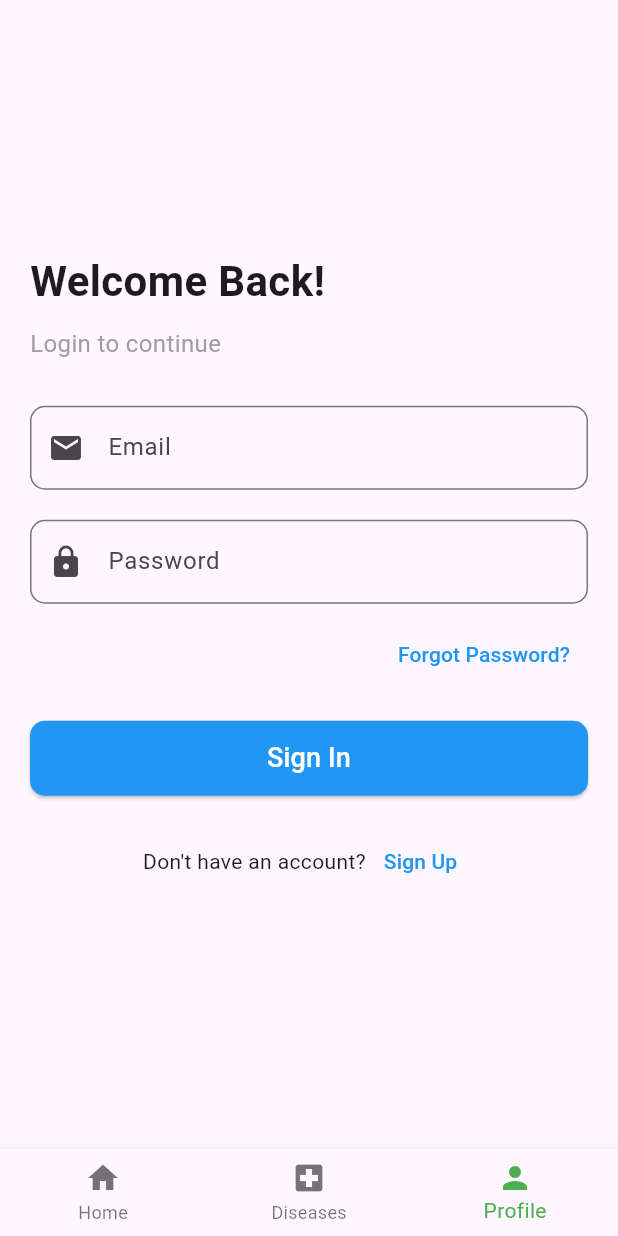
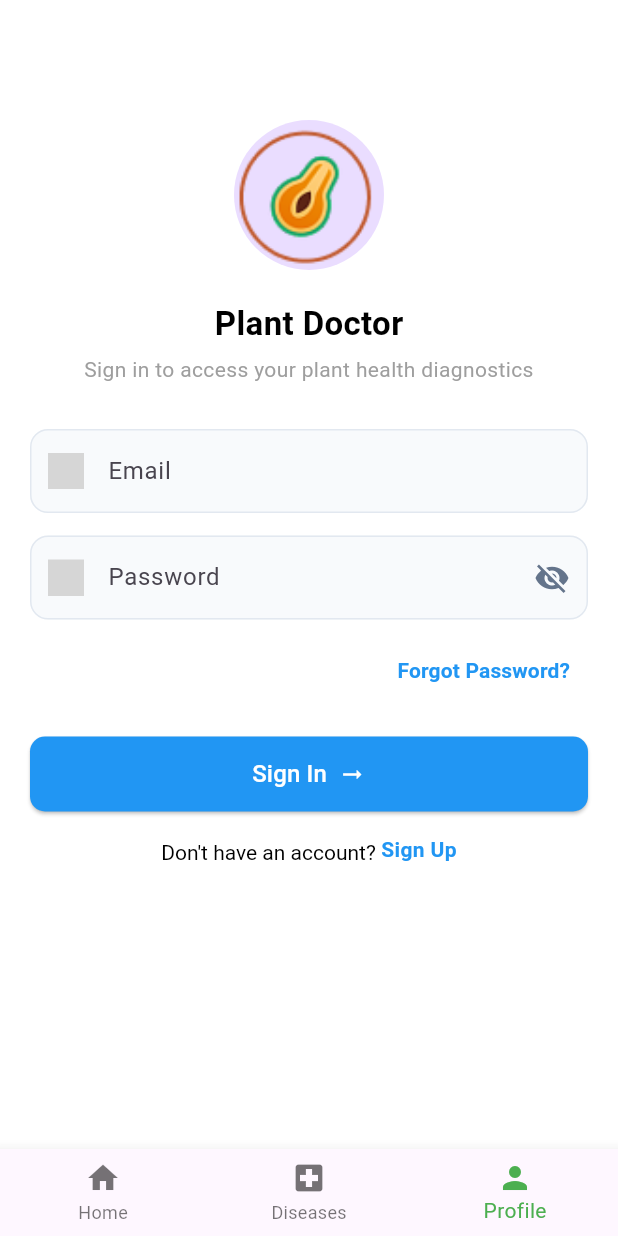
Before and after one commit to IT21161056/Papaya-Buddy, a Flutter app: the screen it shows after launch, item 3 of the bottom bar chosen, on a phone screen of 412 x 824 dp. Run offline on Flutter 3.47's test engine with Material 3 defaults, Android fonts, the phone set to English and light mode, and no system bars; our stand-ins replace carousel_slider, flutter_svg, image_picker; grey boxes are pictures that could not be loaded.

Commit message:
feat: recreate login screen

```diff
--- a/mobile_app/lib/views/auth/login_view.dart
+++ b/mobile_app/lib/views/auth/login_view.dart
@@ -1,4 +1,5 @@
 import 'package:flutter/material.dart';
+import 'package:flutter_svg/flutter_svg.dart';
 
 class LoginView extends StatefulWidget {
   const LoginView({super.key});
@@ -11,52 +12,128 @@ class _LoginViewState extends State<LoginView> {
   final TextEditingController _emailController = TextEditingController();
   final TextEditingController _passwordController = TextEditingController();
 
+  bool _isPasswordVisible = false;
+
+  void _signIn() {
+    // Handle sign-in logic
+    ScaffoldMessenger.of(context).showSnackBar(
+      const SnackBar(content: Text('Sign In Successful!')),
+    );
+    Navigator.pushReplacementNamed(context, '/home');
+  }
+
   @override
   Widget build(BuildContext context) {
     return Scaffold(
+      backgroundColor: Colors.white,
       body: Padding(
-        padding: const EdgeInsets.all(20.0),
+        padding: const EdgeInsets.all(20),
         child: Column(
-          mainAxisAlignment: MainAxisAlignment.center,
-          crossAxisAlignment: CrossAxisAlignment.start,
+          crossAxisAlignment: CrossAxisAlignment.center,
           children: [
+            const SizedBox(height: 60),
+
+            // Profile Image
+            CircleAvatar(
+              radius: 50,
+              backgroundImage: AssetImage('assets/papaya.png'),
+            ),
+
+            const SizedBox(height: 20),
+
+            // Title
             const Text(
-              "Welcome Back!",
-              style: TextStyle(fontSize: 28, fontWeight: FontWeight.bold),
+              "Plant Doctor",
+              style: TextStyle(
+                fontSize: 22,
+                fontWeight: FontWeight.bold,
+                color: Colors.black,
               ),
-            const SizedBox(height: 10),
+            ),
+
+            const SizedBox(height: 5),
+
+            // Subtitle
             const Text(
-              "Login to continue",
-              style: TextStyle(fontSize: 16, color: Colors.grey),
+              "Sign in to access your plant health diagnostics",
+              textAlign: TextAlign.center,
+              style: TextStyle(fontSize: 14, color: Colors.grey),
             ),
+
             const SizedBox(height: 30),
 
             // Email Field
             TextField(
               controller: _emailController,
-              keyboardType: TextInputType.emailAddress,
               decoration: InputDecoration(
-                labelText: "Email",
-                prefixIcon: const Icon(Icons.email),
-                border: OutlineInputBorder(
-                  borderRadius: BorderRadius.circular(10),
+                prefixIcon: Padding(
+                  padding: const EdgeInsets.all(12),
+                  child: SvgPicture.asset(
+                    'assets/icons/lucide_mail.svg',
+                    height: 18,
+                    width: 18,
+                    color: const Color(0xFF64748B),
+                  ),
+                ),
+                hintText: "Email",
+                filled: true,
+                fillColor: const Color(0xFFF8FAFC),
+                enabledBorder: OutlineInputBorder(
+                  borderRadius: BorderRadius.circular(12),
+                  borderSide: const BorderSide(color: Color(0xFFE2E8F0)),
+                ),
+                focusedBorder: OutlineInputBorder(
+                  borderRadius: BorderRadius.circular(12),
+                  borderSide:
+                      const BorderSide(color: Color(0xFFE2E8F0), width: 2),
                 ),
               ),
             ),
-            const SizedBox(height: 20),
+
+            const SizedBox(height: 15),
 
             // Password Field
             TextField(
               controller: _passwordController,
-              obscureText: true,
+              obscureText: !_isPasswordVisible,
               decoration: InputDecoration(
-                labelText: "Password",
-                prefixIcon: const Icon(Icons.lock),
-                border: OutlineInputBorder(
-                  borderRadius: BorderRadius.circular(10),
+                prefixIcon: Padding(
+                  padding: const EdgeInsets.all(12),
+                  child: SvgPicture.asset(
+                    'assets/icons/lucide_lock.svg',
+                    height: 18,
+                    width: 18,
+                    color: const Color(0xFF64748B),
+                  ),
+                ),
+                suffixIcon: IconButton(
+                  icon: Icon(
+                    _isPasswordVisible
+                        ? Icons.visibility
+                        : Icons.visibility_off,
+                    color: const Color(0xFF64748B),
+                  ),
+                  onPressed: () {
+                    setState(() {
+                      _isPasswordVisible = !_isPasswordVisible;
+                    });
+                  },
+                ),
+                hintText: "Password",
+                filled: true,
+                fillColor: const Color(0xFFF8FAFC),
+                enabledBorder: OutlineInputBorder(
+                  borderRadius: BorderRadius.circular(12),
+                  borderSide: const BorderSide(color: Color(0xFFE2E8F0)),
+                ),
+                focusedBorder: OutlineInputBorder(
+                  borderRadius: BorderRadius.circular(12),
+                  borderSide:
+                      const BorderSide(color: Color(0xFFE2E8F0), width: 2),
                 ),
               ),
             ),
+
             const SizedBox(height: 10),
 
             // Forgot Password
@@ -64,53 +141,67 @@ class _LoginViewState extends State<LoginView> {
               alignment: Alignment.centerRight,
               child: TextButton(
                 onPressed: () {
-                  // Forgot password logic
+                  // Forgot password action
                 },
                 child: const Text(
                   "Forgot Password?",
-                  style: TextStyle(color: Colors.blue),
+                  style: TextStyle(
+                    color: Colors.blue,
+                    fontWeight: FontWeight.bold,
                   ),
                 ),
               ),
+            ),
+
             const SizedBox(height: 20),
 
             // Sign In Button
-            SizedBox(
-              width: double.infinity,
-              height: 50,
-              child: ElevatedButton(
-                onPressed: () {
-                  Navigator.pushNamed(context, '/login');
-                },
+            ElevatedButton(
               style: ElevatedButton.styleFrom(
                 backgroundColor: Colors.blue,
+                minimumSize: const Size(double.infinity, 50),
                 shape: RoundedRectangleBorder(
                   borderRadius: BorderRadius.circular(10),
                 ),
               ),
-                child: const Text(
+              onPressed: _signIn,
+              child: const Row(
+                mainAxisAlignment: MainAxisAlignment.center,
+                children: [
+                  Text(
                     "Sign In",
-                  style: TextStyle(fontSize: 18, color: Colors.white),
+                    style: TextStyle(fontSize: 16, color: Colors.white),
+                  ),
+                  SizedBox(width: 8),
+                  Icon(Icons.arrow_right_alt, color: Colors.white),
+                ],
               ),
             ),
-            ),
-            const SizedBox(height: 20),
+
+            const SizedBox(height: 15),
 
             // Sign Up Link
-            Row(
-              mainAxisAlignment: MainAxisAlignment.center,
+            RichText(
+              text: TextSpan(
+                text: "Don't have an account? ",
+                style: const TextStyle(color: Colors.black),
                 children: [
-                const Text("Don't have an account?"),
-                TextButton(
-                  onPressed: () {
+                  WidgetSpan(
+                    child: GestureDetector(
+                      onTap: () {
                         Navigator.pushNamed(context, '/signup');
                       },
                       child: const Text(
                         "Sign Up",
-                    style: TextStyle(color: Colors.blue),
+                        style: TextStyle(
+                          color: Colors.blue,
+                          fontWeight: FontWeight.bold,
+                        ),
+                      ),
                     ),
                   ),
                 ],
+              ),
             ),
           ],
         ),
```
Lines whose indentation alone changed are shown as unchanged.
